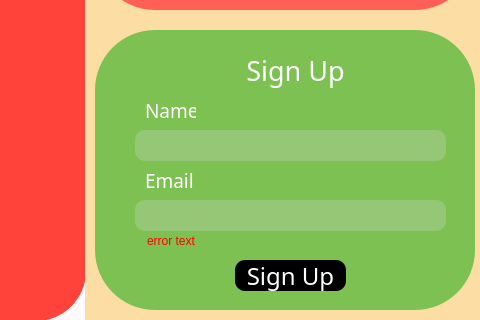
Old version of the form UI/login.ui in the repository ziad-jradeh/TimeTrackingProject; both pictures show x 315 to 795 and y 280 to 600 of the 795 by 600 pixel window.
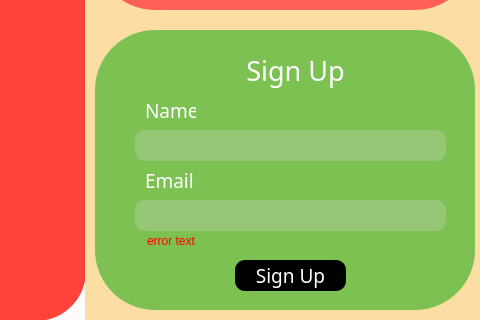
New version of the form. Icons and pictures are not drawn.

What changed in the file:
```diff
--- a/UI/login.ui
+++ b/UI/login.ui
@@ -180,7 +180,7 @@
      <property name="font">
       <font>
        <family>Chalkboard</family>
-       <pointsize>18</pointsize>
+       <pointsize>14</pointsize>
       </font>
      </property>
      <property name="styleSheet">
```
